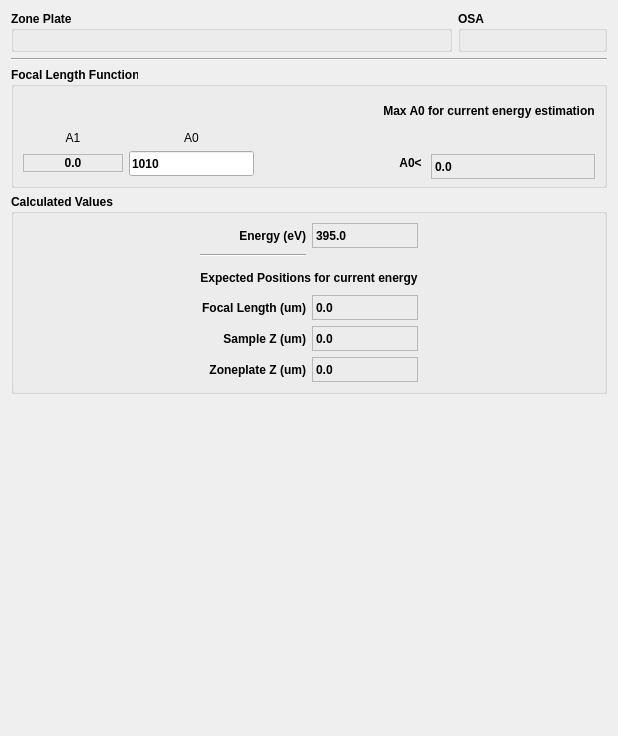
This is cls/applications/pyStxm/preferences/focusAndZoneplateParms/focusAndZoneplateParms.ui in Canadian-Light-Source/pyStxm as Qt 5 draws it before an edit. The edited form follows.
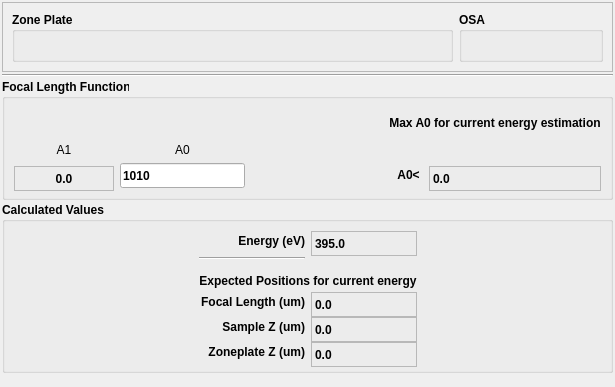
This is the edited form.

Commit message: move zoneplate and osa toolboxes into vertical scroll area

Patch:
```diff
--- a/cls/applications/pyStxm/preferences/focusAndZoneplateParms/focusAndZoneplateParms.ui
+++ b/cls/applications/pyStxm/preferences/focusAndZoneplateParms/focusAndZoneplateParms.ui
@@ -6,13 +6,43 @@
    <rect>
     <x>0</x>
     <y>0</y>
-    <width>618</width>
-    <height>736</height>
+    <width>615</width>
+    <height>387</height>
    </rect>
   </property>
   <property name="windowTitle">
    <string>Form</string>
   </property>
+  <layout class="QVBoxLayout" name="verticalLayout_3">
+   <property name="spacing">
+    <number>2</number>
+   </property>
+   <property name="leftMargin">
+    <number>2</number>
+   </property>
+   <property name="topMargin">
+    <number>2</number>
+   </property>
+   <property name="rightMargin">
+    <number>2</number>
+   </property>
+   <property name="bottomMargin">
+    <number>2</number>
+   </property>
+   <item>
+    <widget class="QScrollArea" name="scrollArea">
+     <property name="widgetResizable">
+      <bool>true</bool>
+     </property>
+     <widget class="QWidget" name="scrollAreaWidgetContents">
+      <property name="geometry">
+       <rect>
+        <x>0</x>
+        <y>0</y>
+        <width>609</width>
+        <height>57</height>
+       </rect>
+      </property>
   <layout class="QVBoxLayout" name="verticalLayout_2">
    <item>
     <layout class="QHBoxLayout" name="horizontalLayout_2">
@@ -64,6 +94,10 @@
      </item>
     </layout>
    </item>
+      </layout>
+     </widget>
+    </widget>
+   </item>
    <item>
     <widget class="Line" name="line">
      <property name="orientation">
@@ -176,7 +210,7 @@
           <property name="minimumSize">
            <size>
             <width>100</width>
-            <height>18</height>
+            <height>25</height>
            </size>
           </property>
           <property name="maximumSize">
@@ -248,6 +282,12 @@
         </item>
         <item row="1" column="3">
          <widget class="QLabel" name="label_9">
+          <property name="minimumSize">
+           <size>
+            <width>0</width>
+            <height>25</height>
+           </size>
+          </property>
           <property name="text">
            <string>A0&lt; </string>
           </property>
```
Lines whose indentation alone changed are shown as unchanged. The commit also changes 1 other file.
